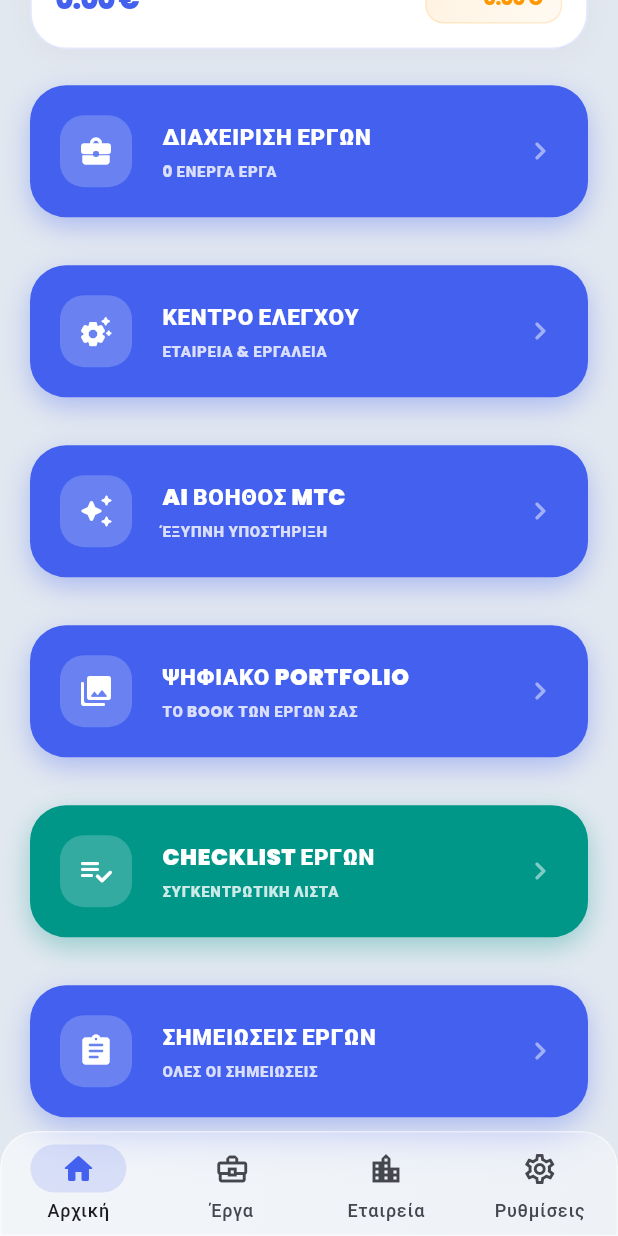
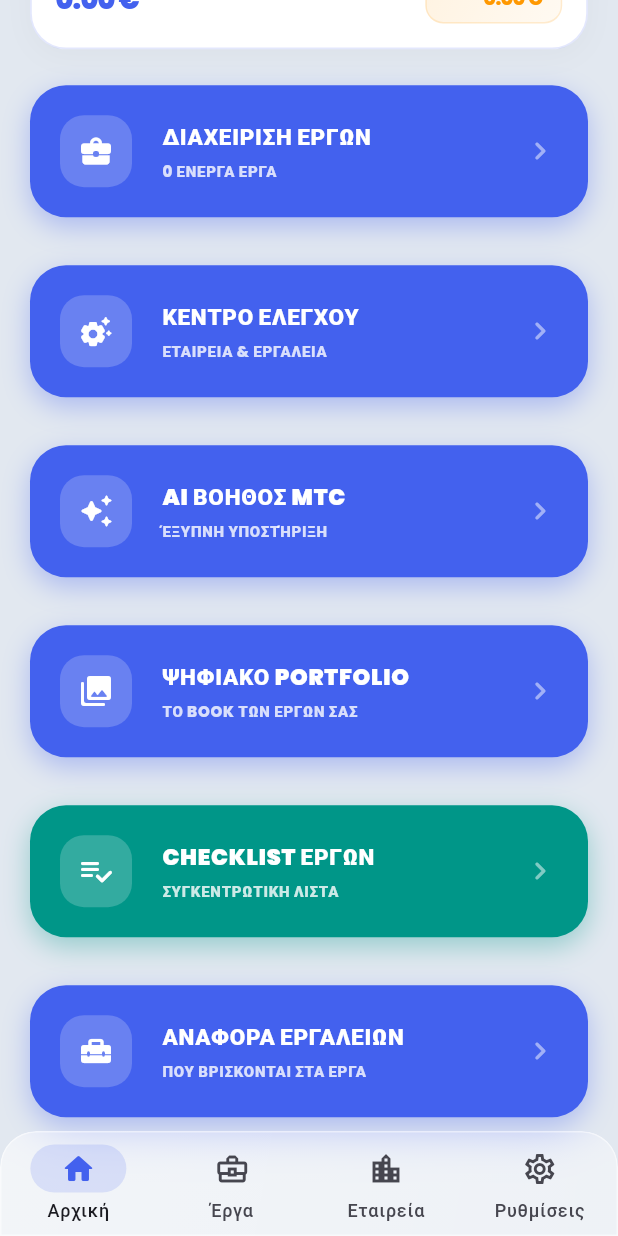
Before and after one commit to jenemybill-lgtm/mtc2026, a Flutter app: the HomeScreen screen opened directly, scrolled down 851 dp, on a phone screen of 412 x 824 dp. Run offline on Flutter 3.47's test engine with Material 3 defaults, Android fonts, the phone set to English and light mode, and no system bars; drawn by our look-alikes of glassmorphism_ui; our stand-ins replace file_picker, fl_chart, flutter_local_notifications, google_fonts, image_picker, open_file and 10 more; missing offline and left inert: desktop_drop, file_saver, file_selector, syncfusion_flutter_xlsio, window_manager; accounts and stored records are empty.

Commit message:
Implement tools report screen to track tools left at project sites

```diff
--- a/lib/ui/screens/home_screen.dart
+++ b/lib/ui/screens/home_screen.dart
@@ -20,6 +20,7 @@ import 'package:mtc2026/ui/screens/project_comparison_screen.dart';
 import 'package:mtc2026/ui/screens/ai_assistant_screen.dart';
 import 'package:mtc2026/ui/screens/portfolio_screen.dart';
 import 'package:mtc2026/ui/screens/global_calendar_screen.dart';
+import 'package:mtc2026/ui/screens/tools_report_screen.dart';
 
 class HomeScreen extends StatefulWidget {
   const HomeScreen({super.key});
@@ -199,12 +200,12 @@ class _HomeScreenState extends State<HomeScreen> {
                     ),
                     const SizedBox(height: 24),
                     _PremiumNavCard(
-                      title: "ΣΗΜΕΙΩΣΕΙΣ ΕΡΓΩΝ",
-                      subtitle: "Συγκεντρωτικές σημειώσεις",
-                      icon: Icons.assignment_rounded,
+                      title: "ΑΝΑΦΟΡΑ ΕΡΓΑΛΕΙΩΝ (ΕΡΓΟΤΑΞΙΑ)",
+                      subtitle: "Πού βρίσκονται τα εργαλεία & Ημέρες παραμονής",
+                      icon: Icons.home_repair_service_rounded,
                       color: const Color(0xFF4361EE),
                       isFullWidth: true,
-                      onClick: () => Navigator.push(context, MaterialPageRoute(builder: (context) => const AllProjectNotesScreen())),
+                      onClick: () => Navigator.push(context, MaterialPageRoute(builder: (context) => const ToolsReportScreen())),
                     ),
                   ],
                 ),
@@ -361,13 +362,13 @@ class _HomeScreenState extends State<HomeScreen> {
                 ),
                 const SizedBox(height: 16),
                 _PremiumNavCard(
-                  title: "ΣΗΜΕΙΩΣΕΙΣ ΕΡΓΩΝ",
-                  subtitle: "ΟΛΕΣ ΟΙ ΣΗΜΕΙΩΣΕΙΣ",
-                  icon: Icons.assignment_rounded,
+                  title: "ΑΝΑΦΟΡΑ ΕΡΓΑΛΕΙΩΝ",
+                  subtitle: "ΠΟΥ ΒΡΙΣΚΟΝΤΑΙ ΣΤΑ ΕΡΓΑ",
+                  icon: Icons.home_repair_service_rounded,
                   color: const Color(0xFF4361EE),
                   isFullWidth: true,
                   onClick: () => Navigator.push(context, PageRouteBuilder(
-                    pageBuilder: (c, a1, a2) => const AllProjectNotesScreen(),
+                    pageBuilder: (c, a1, a2) => const ToolsReportScreen(),
                     transitionsBuilder: (c, a1, a2, child) => FadeTransition(opacity: a1, child: child),
                   )),
                 ),
```
